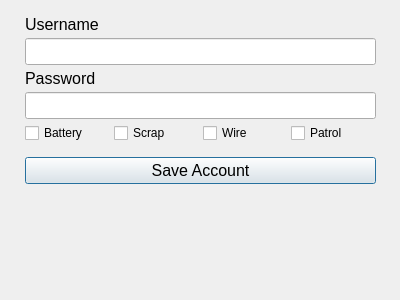
The window that src/uis/ui_addaccount.ui (MingyaoLiu/CrossoutML) describes before a commit, drawn with Qt 5.
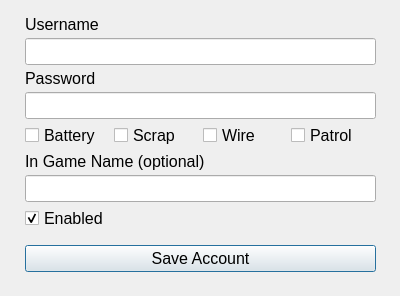
The same window after the commit.

```diff
--- a/src/uis/ui_addaccount.ui
+++ b/src/uis/ui_addaccount.ui
@@ -7,7 +7,7 @@
     <x>0</x>
     <y>0</y>
     <width>400</width>
-    <height>300</height>
+    <height>296</height>
    </rect>
   </property>
   <property name="windowTitle">
@@ -84,6 +84,11 @@
      <layout class="QHBoxLayout" name="horizontalLayout_2">
       <item>
        <widget class="QCheckBox" name="playForBatteryCB">
+        <property name="font">
+         <font>
+          <pointsize>12</pointsize>
+         </font>
+        </property>
         <property name="text">
          <string>Battery</string>
         </property>
@@ -91,6 +96,11 @@
       </item>
       <item>
        <widget class="QCheckBox" name="playForScrapCB">
+        <property name="font">
+         <font>
+          <pointsize>12</pointsize>
+         </font>
+        </property>
         <property name="text">
          <string>Scrap</string>
         </property>
@@ -98,6 +108,13 @@
       </item>
       <item>
        <widget class="QCheckBox" name="playForWireCB">
+        <property name="font">
+         <font>
+          <pointsize>12</pointsize>
+          <weight>50</weight>
+          <bold>false</bold>
+         </font>
+        </property>
         <property name="text">
          <string>Wire</string>
         </property>
@@ -105,6 +122,11 @@
       </item>
       <item>
        <widget class="QCheckBox" name="playForPatrolCB">
+        <property name="font">
+         <font>
+          <pointsize>12</pointsize>
+         </font>
+        </property>
         <property name="text">
          <string>Patrol</string>
         </property>
@@ -112,6 +134,42 @@
       </item>
      </layout>
     </item>
+    <item>
+     <widget class="QLabel" name="label_3">
+      <property name="font">
+       <font>
+        <pointsize>12</pointsize>
+       </font>
+      </property>
+      <property name="text">
+       <string>In Game Name (optional)</string>
+      </property>
+     </widget>
+    </item>
+    <item>
+     <widget class="QLineEdit" name="inGameNameInput">
+      <property name="font">
+       <font>
+        <pointsize>12</pointsize>
+       </font>
+      </property>
+     </widget>
+    </item>
+    <item>
+     <widget class="QCheckBox" name="enabledForBottingCB">
+      <property name="font">
+       <font>
+        <pointsize>12</pointsize>
+       </font>
+      </property>
+      <property name="text">
+       <string>Enabled</string>
+      </property>
+      <property name="checked">
+       <bool>true</bool>
+      </property>
+     </widget>
+    </item>
     <item>
      <spacer name="verticalSpacer_2">
       <property name="orientation">
```
